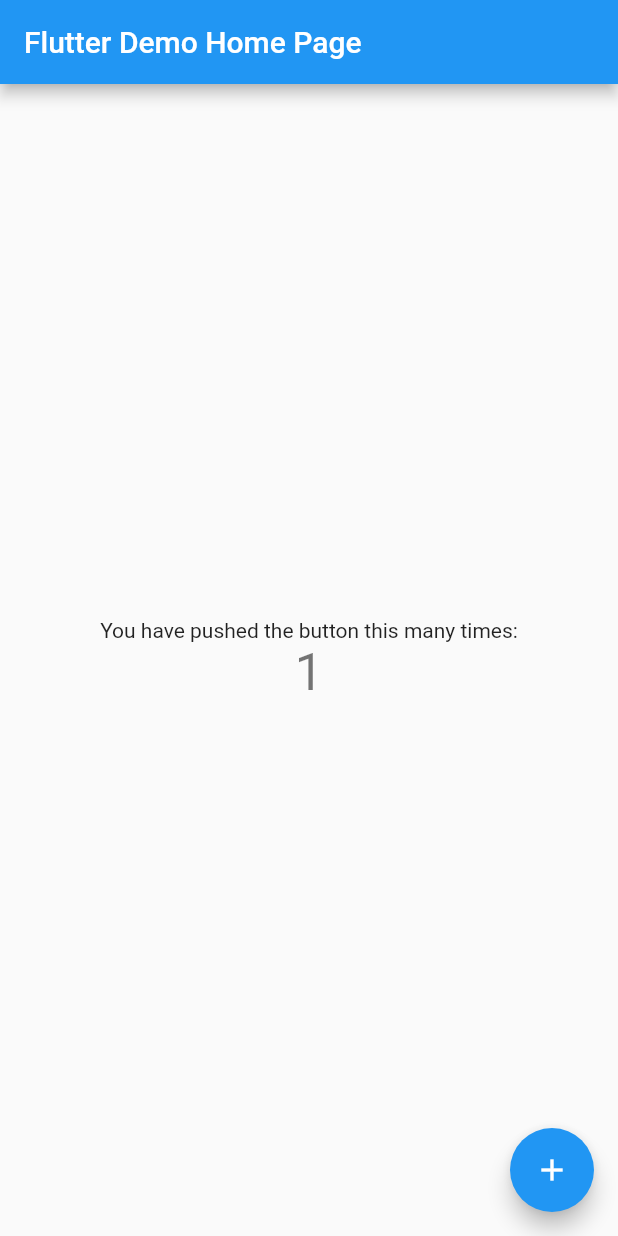
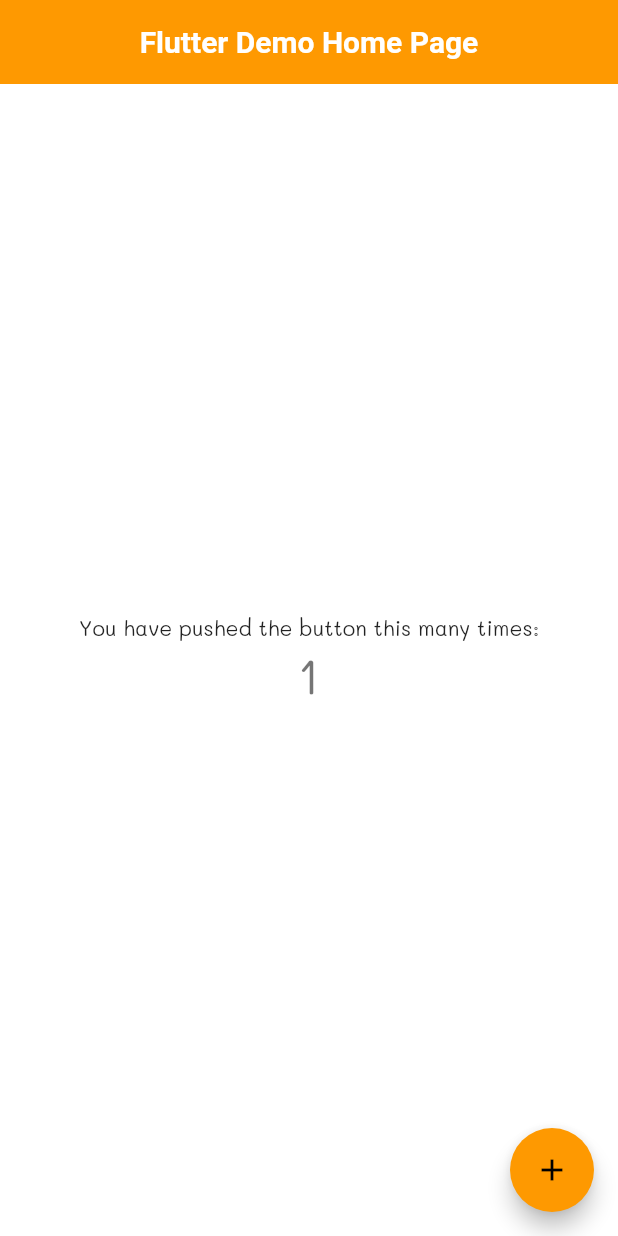
Before and after one commit to jason2071/budget_tracker, a Flutter app: the screen it shows after launch, after a tap on the "add" icon, on a phone screen of 412 x 824 dp. Run offline on Flutter 3.47's test engine with Material 2 defaults, Android fonts, the phone set to English and light mode, and no system bars.

Commit message:
add assets

```diff
--- a/lib/main.dart
+++ b/lib/main.dart
@@ -1,3 +1,5 @@
+import 'package:budget_tracker/services/home_page.dart';
+import 'package:budget_tracker/theme.dart';
 import 'package:flutter/material.dart';
 
 void main() {
@@ -10,104 +12,9 @@ class MyApp extends StatelessWidget {
   Widget build(BuildContext context) {
     return MaterialApp(
       title: 'Flutter Demo',
-      theme: ThemeData(
-        // This is the theme of your application.
-        //
-        // Try running your application with "flutter run". You'll see the
-        // application has a blue toolbar. Then, without quitting the app, try
-        // changing the primarySwatch below to Colors.green and then invoke
-        // "hot reload" (press "r" in the console where you ran "flutter run",
-        // or simply save your changes to "hot reload" in a Flutter IDE).
-        // Notice that the counter didn't reset back to zero; the application
-        // is not restarted.
-        primarySwatch: Colors.blue,
-      ),
+      debugShowCheckedModeBanner: false,
+      theme: theme(),
       home: MyHomePage(title: 'Flutter Demo Home Page'),
     );
   }
 }
-
-class MyHomePage extends StatefulWidget {
-  MyHomePage({Key key, this.title}) : super(key: key);
-
-  // This widget is the home page of your application. It is stateful, meaning
-  // that it has a State object (defined below) that contains fields that affect
-  // how it looks.
-
-  // This class is the configuration for the state. It holds the values (in this
-  // case the title) provided by the parent (in this case the App widget) and
-  // used by the build method of the State. Fields in a Widget subclass are
-  // always marked "final".
-
-  final String title;
-
-  @override
-  _MyHomePageState createState() => _MyHomePageState();
-}
-
-class _MyHomePageState extends State<MyHomePage> {
-  int _counter = 0;
-
-  void _incrementCounter() {
-    setState(() {
-      // This call to setState tells the Flutter framework that something has
-      // changed in this State, which causes it to rerun the build method below
-      // so that the display can reflect the updated values. If we changed
-      // _counter without calling setState(), then the build method would not be
-      // called again, and so nothing would appear to happen.
-      _counter++;
-    });
-  }
-
-  @override
-  Widget build(BuildContext context) {
-    // This method is rerun every time setState is called, for instance as done
-    // by the _incrementCounter method above.
-    //
-    // The Flutter framework has been optimized to make rerunning build methods
-    // fast, so that you can just rebuild anything that needs updating rather
-    // than having to individually change instances of widgets.
-    return Scaffold(
-      appBar: AppBar(
-        // Here we take the value from the MyHomePage object that was created by
-        // the App.build method, and use it to set our appbar title.
-        title: Text(widget.title),
-      ),
-      body: Center(
-        // Center is a layout widget. It takes a single child and positions it
-        // in the middle of the parent.
-        child: Column(
-          // Column is also a layout widget. It takes a list of children and
-          // arranges them vertically. By default, it sizes itself to fit its
-          // children horizontally, and tries to be as tall as its parent.
-          //
-          // Invoke "debug painting" (press "p" in the console, choose the
-          // "Toggle Debug Paint" action from the Flutter Inspector in Android
-          // Studio, or the "Toggle Debug Paint" command in Visual Studio Code)
-          // to see the wireframe for each widget.
-          //
-          // Column has various properties to control how it sizes itself and
-          // how it positions its children. Here we use mainAxisAlignment to
-          // center the children vertically; the main axis here is the vertical
-          // axis because Columns are vertical (the cross axis would be
-          // horizontal).
-          mainAxisAlignment: MainAxisAlignment.center,
-          children: <Widget>[
-            Text(
-              'You have pushed the button this many times:',
-            ),
-            Text(
-              '$_counter',
-              style: Theme.of(context).textTheme.headline4,
-            ),
-          ],
-        ),
-      ),
-      floatingActionButton: FloatingActionButton(
-        onPressed: _incrementCounter,
-        tooltip: 'Increment',
-        child: Icon(Icons.add),
-      ), // This trailing comma makes auto-formatting nicer for build methods.
-    );
-  }
-}
--- /dev/null
+++ b/lib/routes.dart
@@ -0,0 +1,5 @@
+import 'package:flutter/material.dart';
+
+final Map<String, WidgetBuilder> routes = {
+  // Navigation.routeName: (context) => Navigation(),
+};
--- /dev/null
+++ b/lib/services/home_page.dart
@@ -0,0 +1,48 @@
+import 'package:flutter/material.dart';
+
+class MyHomePage extends StatefulWidget {
+  MyHomePage({Key key, this.title}) : super(key: key);
+
+  final String title;
+
+  @override
+  _MyHomePageState createState() => _MyHomePageState();
+}
+
+class _MyHomePageState extends State<MyHomePage> {
+  int _counter = 0;
+
+  void _incrementCounter() {
+    setState(() {
+      _counter++;
+    });
+  }
+
+  @override
+  Widget build(BuildContext context) {
+    return Scaffold(
+      appBar: AppBar(
+        title: Text(widget.title),
+      ),
+      body: Center(
+        child: Column(
+          mainAxisAlignment: MainAxisAlignment.center,
+          children: <Widget>[
+            Text(
+              'You have pushed the button this many times:',
+            ),
+            Text(
+              '$_counter',
+              style: Theme.of(context).textTheme.headline4,
+            ),
+          ],
+        ),
+      ),
+      floatingActionButton: FloatingActionButton(
+        onPressed: _incrementCounter,
+        tooltip: 'Increment',
+        child: Icon(Icons.add),
+      ),
+    );
+  }
+}
--- /dev/null
+++ b/lib/theme.dart
@@ -0,0 +1,31 @@
+import 'package:budget_tracker/constants.dart';
+import 'package:flutter/material.dart';
+
+ThemeData theme() {
+  return ThemeData(
+    scaffoldBackgroundColor: Colors.white,
+    fontFamily: "Mali",
+    appBarTheme: appBarTheme(),
+    primaryColor: kPrimaryColor,
+    accentColor: kPrimaryColor,
+    canvasColor: Colors.transparent,
+    visualDensity: VisualDensity.adaptivePlatformDensity,
+  );
+}
+
+AppBarTheme appBarTheme() {
+  return AppBarTheme(
+    color: kPrimaryColor,
+    elevation: 0,
+    brightness: Brightness.dark,
+    centerTitle: true,
+    iconTheme: IconThemeData(color: Colors.white),
+    textTheme: TextTheme(
+      headline6: TextStyle(
+        color: Colors.white,
+        fontSize: 20,
+        fontWeight: FontWeight.w700,
+      ),
+    ),
+  );
+}
```
Also changed, not shown: lib/constants.dart (added, +40 -0 lines), lib/size_config.dart (added, +30 -0 lines), 3 other files.
